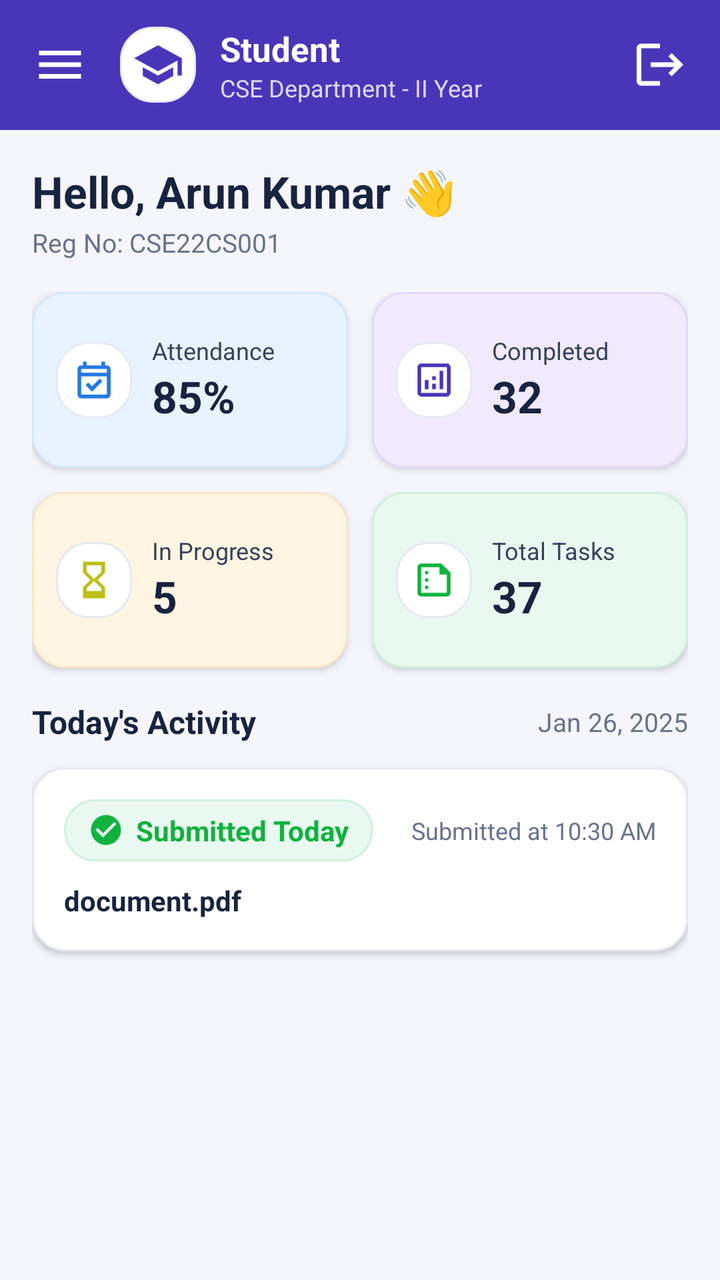
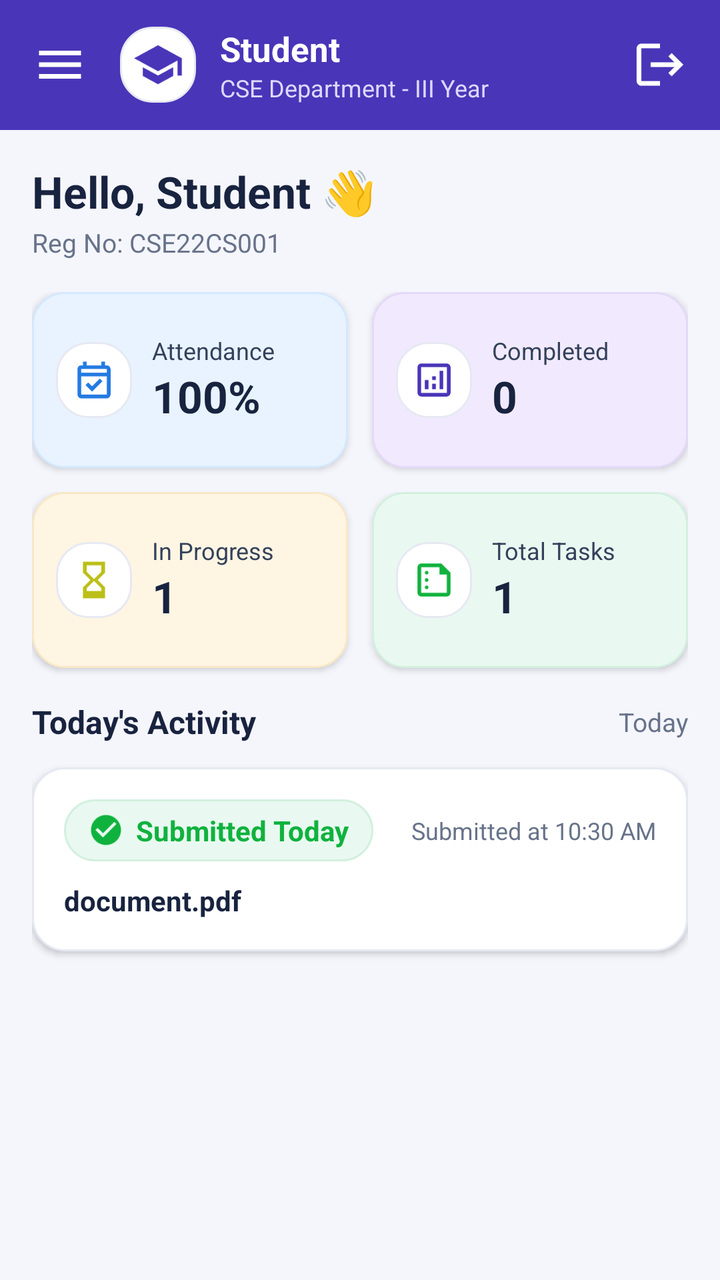

The first picture is an Android layout as it rendered before a commit; the second is the same layout after the commit. The layout source and the unified diff follow.
<!-- AndroidManifest.xml: application theme Theme.TrackPoint -->
<!-- res/layout/activity_student_dashboard.xml -->
<?xml version="1.0" encoding="utf-8"?>
<LinearLayout
    xmlns:android="http://schemas.android.com/apk/res/android"
    xmlns:app="http://schemas.android.com/apk/res-auto"
    android:layout_width="match_parent"
    android:layout_height="match_parent"
    android:orientation="vertical"
    android:background="#4935B8"
    android:fitsSystemWindows="true">

    
    <LinearLayout
        android:layout_width="match_parent"
        android:layout_height="65dp"
        android:orientation="horizontal"
        android:gravity="center_vertical"
        android:paddingStart="16dp"
        android:paddingEnd="16dp"
        android:background="#4935B8">

        <ImageView
            android:id="@+id/moreButton"
            android:layout_width="28dp"
            android:layout_height="28dp"
            android:src="@drawable/menu_symbol"
            android:scaleType="fitCenter"
            app:tint="@color/white"
            android:contentDescription="Menu"/>

        <ImageView
            android:layout_width="38dp"
            android:layout_height="38dp"
            android:layout_marginStart="16dp"
            android:padding="6dp"
            android:gravity="center"
            android:src="@drawable/student_admin_logo"
            app:tint="#4935B8"
            android:background="@drawable/action_card"
            android:contentDescription="Student Logo"/>

        <LinearLayout
            android:layout_width="0dp"
            android:layout_height="wrap_content"
            android:layout_weight="1"
            android:orientation="vertical"
            android:layout_marginStart="12dp">

            <TextView
                android:layout_width="wrap_content"
                android:layout_height="wrap_content"
                android:text="Student"
                android:textColor="@color/white"
                android:textSize="17sp"
                android:textStyle="bold"/>

            <TextView
                android:layout_width="wrap_content"
                android:layout_height="wrap_content"
                android:text="CSE Department - II Year"
                android:textColor="#DDD8FF"
                android:textSize="12sp"/>

        </LinearLayout>

        <ImageView
            android:id="@+id/notificationButton"
            android:layout_width="28dp"
            android:layout_height="28dp"
            android:src="@drawable/logout_symbol"
            android:scaleType="fitCenter"
            app:tint="@color/white"
            android:contentDescription="Logout"/>

    </LinearLayout>

    
    <ScrollView
        android:layout_width="match_parent"
        android:layout_height="0dp"
        android:layout_weight="1"
        android:fillViewport="true"
        android:background="#F5F6FC">

        <LinearLayout
            android:layout_width="match_parent"
            android:layout_height="wrap_content"
            android:orientation="vertical"
            android:padding="16dp">

            
            <LinearLayout
                android:layout_width="match_parent"
                android:layout_height="wrap_content"
                android:orientation="vertical"
                android:layout_marginBottom="16dp">

                <TextView
                    android:id="@+id/tvStudentGreeting"
                    android:layout_width="wrap_content"
                    android:layout_height="wrap_content"
                    android:text="Hello, Arun Kumar 👋"
                    android:textColor="#18233F"
                    android:textSize="22sp"
                    android:textStyle="bold"/>

                <TextView
                    android:id="@+id/tvStudentRegNo"
                    android:layout_width="wrap_content"
                    android:layout_height="wrap_content"
                    android:layout_marginTop="2dp"
                    android:text="Reg No: CSE22CS001"
                    android:textColor="#68738A"
                    android:textSize="13sp"/>

            </LinearLayout>

            
            <LinearLayout
                android:layout_width="match_parent"
                android:layout_height="wrap_content"
                android:orientation="horizontal">

                <LinearLayout
                    android:id="@+id/cardAttendance"
                    android:layout_width="0dp"
                    android:layout_height="88dp"
                    android:layout_weight="1"
                    android:layout_marginEnd="6dp"
                    android:layout_marginBottom="12dp"
                    android:orientation="horizontal"
                    android:gravity="center_vertical"
                    android:padding="12dp"
                    android:background="@drawable/card_blue"
                    android:elevation="2dp">

                    <ImageView
                        android:layout_width="38dp"
                        android:layout_height="38dp"
                        android:padding="8dp"
                        android:src="@drawable/attendance_symbol"
                        app:tint="#247AE3"
                        android:background="@drawable/action_card"/>

                    <LinearLayout
                        android:layout_width="wrap_content"
                        android:layout_height="wrap_content"
                        android:orientation="vertical"
                        android:layout_marginStart="10dp">

                        <TextView
                            android:layout_width="wrap_content"
                            android:layout_height="wrap_content"
                            android:text="Attendance"
                            android:textColor="#34415B"
                            android:textSize="12sp"/>

                        <TextView
                            android:id="@+id/tvStudentAttendance"
                            android:layout_width="wrap_content"
                            android:layout_height="wrap_content"
                            android:text="85%"
                            android:textColor="#18233F"
                            android:textSize="22sp"
                            android:textStyle="bold"/>

                    </LinearLayout>
                </LinearLayout>

                <LinearLayout
                    android:id="@+id/cardCompleted"
                    android:layout_width="0dp"
                    android:layout_height="88dp"
                    android:layout_weight="1"
                    android:layout_marginStart="6dp"
                    android:layout_marginBottom="12dp"
                    android:orientation="horizontal"
                    android:gravity="center_vertical"
                    android:padding="12dp"
                    android:background="@drawable/card_purple"
                    android:elevation="2dp">

                    <ImageView
                        android:layout_width="38dp"
                        android:layout_height="38dp"
                        android:padding="8dp"
                        android:src="@drawable/progress_symbol"
                        app:tint="#4935B8"
                        android:background="@drawable/action_card"/>

                    <LinearLayout
                        android:layout_width="wrap_content"
                        android:layout_height="wrap_content"
                        android:orientation="vertical"
                        android:layout_marginStart="10dp">

                        <TextView
                            android:layout_width="wrap_content"
                            android:layout_height="wrap_content"
                            android:text="Completed"
                            android:textColor="#34415B"
                            android:textSize="12sp"/>

                        <TextView
                            android:id="@+id/tvCompletedTasks"
                            android:layout_width="wrap_content"
                            android:layout_height="wrap_content"
                            android:text="32"
                            android:textColor="#18233F"
                            android:textSize="22sp"
                            android:textStyle="bold"/>

                    </LinearLayout>
                </LinearLayout>

            </LinearLayout>

            
            <LinearLayout
                android:layout_width="match_parent"
                android:layout_height="wrap_content"
                android:orientation="horizontal">

                <LinearLayout
                    android:id="@+id/cardInProgress"
                    android:layout_width="0dp"
                    android:layout_height="88dp"
                    android:layout_weight="1"
                    android:layout_marginEnd="6dp"
                    android:layout_marginBottom="16dp"
                    android:orientation="horizontal"
                    android:gravity="center_vertical"
                    android:padding="12dp"
                    android:background="@drawable/card_yellow"
                    android:elevation="2dp">

                    <ImageView
                        android:layout_width="38dp"
                        android:layout_height="38dp"
                        android:padding="8dp"
                        android:src="@drawable/hourglass_symbol"
                        app:tint="#BCBF17"
                        android:background="@drawable/action_card"/>

                    <LinearLayout
                        android:layout_width="wrap_content"
                        android:layout_height="wrap_content"
                        android:orientation="vertical"
                        android:layout_marginStart="10dp">

                        <TextView
                            android:layout_width="wrap_content"
                            android:layout_height="wrap_content"
                            android:text="In Progress"
                            android:textColor="#34415B"
                            android:textSize="12sp"/>

                        <TextView
                            android:id="@+id/tvInProgressTasks"
                            android:layout_width="wrap_content"
                            android:layout_height="wrap_content"
                            android:text="5"
                            android:textColor="#18233F"
                            android:textSize="22sp"
                            android:textStyle="bold"/>

                    </LinearLayout>
                </LinearLayout>

                <LinearLayout
                    android:id="@+id/cardTotalTasks"
                    android:layout_width="0dp"
                    android:layout_height="88dp"
                    android:layout_weight="1"
                    android:layout_marginStart="6dp"
                    android:layout_marginBottom="16dp"
                    android:orientation="horizontal"
                    android:gravity="center_vertical"
                    android:padding="12dp"
                    android:background="@drawable/card_green"
                    android:elevation="2dp">

                    <ImageView
                        android:layout_width="38dp"
                        android:layout_height="38dp"
                        android:padding="8dp"
                        android:src="@drawable/reports_symbol"
                        app:tint="#10B23E"
                        android:background="@drawable/action_card"/>

                    <LinearLayout
                        android:layout_width="wrap_content"
                        android:layout_height="wrap_content"
                        android:orientation="vertical"
                        android:layout_marginStart="10dp">

                        <TextView
                            android:layout_width="wrap_content"
                            android:layout_height="wrap_content"
                            android:text="Total Tasks"
                            android:textColor="#34415B"
                            android:textSize="12sp"/>

                        <TextView
                            android:id="@+id/tvTotalTasks"
                            android:layout_width="wrap_content"
                            android:layout_height="wrap_content"
                            android:text="37"
                            android:textColor="#18233F"
                            android:textSize="22sp"
                            android:textStyle="bold"/>

                    </LinearLayout>
                </LinearLayout>

            </LinearLayout>

            
            <LinearLayout
                android:layout_width="match_parent"
                android:layout_height="wrap_content"
                android:orientation="horizontal"
                android:gravity="center_vertical"
                android:layout_marginBottom="12dp">

                <TextView
                    android:layout_width="0dp"
                    android:layout_height="wrap_content"
                    android:layout_weight="1"
                    android:text="Today's Activity"
                    android:textColor="#18233F"
                    android:textSize="16sp"
                    android:textStyle="bold"/>

                <TextView
                    android:id="@+id/tvTodayDate"
                    android:layout_width="wrap_content"
                    android:layout_height="wrap_content"
                    android:text="Jan 26, 2025"
                    android:textColor="#68738A"
                    android:textSize="13sp"/>

            </LinearLayout>

            
            <LinearLayout
                android:id="@+id/cardTodayActivityStatus"
                android:layout_width="match_parent"
                android:layout_height="wrap_content"
                android:orientation="vertical"
                android:padding="16dp"
                android:background="@drawable/action_card"
                android:elevation="2dp"
                android:clickable="true"
                android:focusable="true">

                <LinearLayout
                    android:layout_width="match_parent"
                    android:layout_height="wrap_content"
                    android:orientation="horizontal"
                    android:gravity="center_vertical">

                    <LinearLayout
                        android:id="@+id/layoutDashboardStatusBadge"
                        android:layout_width="wrap_content"
                        android:layout_height="wrap_content"
                        android:orientation="horizontal"
                        android:gravity="center_vertical"
                        android:paddingStart="12dp"
                        android:paddingEnd="12dp"
                        android:paddingTop="6dp"
                        android:paddingBottom="6dp"
                        android:background="@drawable/card_green">

                        <ImageView
                            android:id="@+id/imgDashboardStatusIcon"
                            android:layout_width="18dp"
                            android:layout_height="18dp"
                            android:src="@drawable/check_circle_symbol"
                            app:tint="#10B23E"
                            android:contentDescription="Status Icon"/>

                        <TextView
                            android:id="@+id/tvDashboardStatusTitle"
                            android:layout_width="wrap_content"
                            android:layout_height="wrap_content"
                            android:layout_marginStart="6dp"
                            android:text="Submitted Today"
                            android:textColor="#10B23E"
                            android:textSize="14sp"
                            android:textStyle="bold"/>

                    </LinearLayout>

                    <TextView
                        android:id="@+id/tvDashboardSubmitTime"
                        android:layout_width="0dp"
                        android:layout_height="wrap_content"
                        android:layout_weight="1"
                        android:layout_marginStart="10dp"
                        android:text="Submitted at 10:30 AM"
                        android:textColor="#68738A"
                        android:textSize="12sp"
                        android:gravity="end"/>

                </LinearLayout>

                <TextView
                    android:id="@+id/tvDashboardFileName"
                    android:layout_width="match_parent"
                    android:layout_height="wrap_content"
                    android:layout_marginTop="10dp"
                    android:text="document.pdf"
                    android:textColor="#18233F"
                    android:textSize="14sp"
                    android:textStyle="bold"
                    android:maxLines="1"
                    android:ellipsize="end"/>

            </LinearLayout>

        </LinearLayout>

    </ScrollView>

</LinearLayout>
<!-- resources referenced by this layout -->
<resources>
  <color name="white">#FFFFFFFF</color>
  <!-- drawable action_card (drawable) -->
  <shape xmlns:android="http://schemas.android.com/apk/res/android">
      <solid android:color="#FFFFFF"/>
      <stroke android:width="1dp" android:color="#E6E9F2"/>
      <corners android:radius="16dp"/>
  </shape>
  <!-- drawable card_blue (drawable) -->
  <shape xmlns:android="http://schemas.android.com/apk/res/android">
      <solid android:color="#E8F3FF"/>
      <stroke android:width="1dp" android:color="#D4E8FF"/>
      <corners android:radius="16dp"/>
  </shape>
  <!-- drawable card_green (drawable) -->
  <shape xmlns:android="http://schemas.android.com/apk/res/android">
      <solid android:color="#E9F9F1"/>
      <stroke android:width="1dp" android:color="#D3F0DF"/>
      <corners android:radius="16dp"/>
  </shape>
  <!-- drawable card_purple (drawable) -->
  <shape xmlns:android="http://schemas.android.com/apk/res/android">
      <solid android:color="#F1EAFE"/>
      <stroke android:width="1dp" android:color="#E5D9FA"/>
      <corners android:radius="16dp"/>
  </shape>
  <!-- drawable card_yellow (drawable) -->
  <shape xmlns:android="http://schemas.android.com/apk/res/android">
      <solid android:color="#FFF5E3"/>
      <stroke android:width="1dp" android:color="#F8E8C8"/>
      <corners android:radius="16dp"/>
  </shape>
  <!-- drawable check_circle_symbol (drawable) -->
  <vector xmlns:android="http://schemas.android.com/apk/res/android"
      android:width="24dp"
      android:height="24dp"
      android:viewportWidth="24"
      android:viewportHeight="24"
      android:tint="#000000">
      <path
          android:fillColor="@android:color/white"
          android:pathData="M12,2C6.48,2 2,6.48 2,12s4.48,10 10,10 10,-4.48 10,-10S17.52,2 12,2zM10,17l-5,-5 1.41,-1.41L10,14.17l7.59,-7.59L19,8l-9,9z"/>
  </vector>
  <!-- drawable hourglass_symbol (drawable) -->
  <vector xmlns:android="http://schemas.android.com/apk/res/android"
      android:width="24dp"
      android:height="24dp"
      android:viewportWidth="24"
      android:viewportHeight="24"
      android:tint="#000000">
      <path
          android:fillColor="@android:color/white"
          android:pathData="M6,2v6l4,4 -4,4v6h12v-6l-4,-4 4,-4V2H6zm10,14.5V18H8v-1.5l4,-4 4,4zM12,11.5L8,7.5V4h8v3.5l-4,4z"/>
  </vector>
  <!-- drawable logout_symbol (drawable) -->
  <vector xmlns:android="http://schemas.android.com/apk/res/android"
      android:width="24dp"
      android:height="24dp"
      android:viewportWidth="24"
      android:viewportHeight="24"
      android:tint="#000000">
      <path
          android:fillColor="@android:color/white"
          android:pathData="M17,7l-1.41,1.41L18.17,11H8v2h10.17l-2.58,2.58L17,17l5,-5zM4,5h8V3H4c-1.1,0 -2,0.9 -2,2v14c0,1.1 0.9,2 2,2h8v-2H4V5z"/>
  </vector>
  <!-- drawable menu_symbol (drawable) -->
  <vector xmlns:android="http://schemas.android.com/apk/res/android" android:height="24dp" android:tint="#000000" android:viewportHeight="24" android:viewportWidth="24" android:width="24dp">
        
      <path android:fillColor="@android:color/white" android:pathData="M3,18h18v-2L3,16v2zM3,13h18v-2L3,11v2zM3,6v2h18L21,6L3,6z"/>
      
  </vector>
  <!-- drawable student_admin_logo (drawable) -->
  <vector xmlns:android="http://schemas.android.com/apk/res/android" android:height="24dp" android:tint="#000000" android:viewportHeight="24" android:viewportWidth="24" android:width="24dp">
        
      <path android:fillColor="@android:color/white" android:pathData="M5,13.18v4L12,21l7,-3.82v-4L12,17l-7,-3.82zM12,3L1,9l11,6 9,-4.91V17h2V9L12,3z"/>
      
  </vector>
  <style name="Theme.TrackPoint" parent="Base.Theme.TrackPoint" />
  <style name="Base.Theme.TrackPoint" parent="Theme.Material3.DayNight.NoActionBar">
          
          
      </style>
  <!-- unchanged entries left out for length: 3 -->
</resources>

<!-- the commit's change to res/layout/activity_student_dashboard.xml (unified diff, before → after) -->
@@ -54,9 +54,10 @@
                 android:textStyle="bold"/>
 
             <TextView
+                android:id="@+id/tvHeaderSubDeptYear"
                 android:layout_width="wrap_content"
                 android:layout_height="wrap_content"
-                android:text="CSE Department - II Year"
+                android:text="CSE Department - III Year"
                 android:textColor="#DDD8FF"
                 android:textSize="12sp"/>
 
@@ -98,7 +99,7 @@
                     android:id="@+id/tvStudentGreeting"
                     android:layout_width="wrap_content"
                     android:layout_height="wrap_content"
-                    android:text="Hello, Arun Kumar 👋"
+                    android:text="Hello, Student 👋"
                     android:textColor="#18233F"
                     android:textSize="22sp"
                     android:textStyle="bold"/>
@@ -158,7 +159,7 @@
                             android:id="@+id/tvStudentAttendance"
                             android:layout_width="wrap_content"
                             android:layout_height="wrap_content"
-                            android:text="85%"
+                            android:text="100%"
                             android:textColor="#18233F"
                             android:textSize="22sp"
                             android:textStyle="bold"/>
@@ -204,7 +205,7 @@
                             android:id="@+id/tvCompletedTasks"
                             android:layout_width="wrap_content"
                             android:layout_height="wrap_content"
-                            android:text="32"
+                            android:text="0"
                             android:textColor="#18233F"
                             android:textSize="22sp"
                             android:textStyle="bold"/>
@@ -258,7 +259,7 @@
                             android:id="@+id/tvInProgressTasks"
                             android:layout_width="wrap_content"
                             android:layout_height="wrap_content"
-                            android:text="5"
+                            android:text="1"
                             android:textColor="#18233F"
                             android:textSize="22sp"
                             android:textStyle="bold"/>
@@ -304,7 +305,7 @@
                             android:id="@+id/tvTotalTasks"
                             android:layout_width="wrap_content"
                             android:layout_height="wrap_content"
-                            android:text="37"
+                            android:text="1"
                             android:textColor="#18233F"
                             android:textSize="22sp"
                             android:textStyle="bold"/>
@@ -335,7 +336,7 @@
                     android:id="@+id/tvTodayDate"
                     android:layout_width="wrap_content"
                     android:layout_height="wrap_content"
-                    android:text="Jan 26, 2025"
+                    android:text="Today"
                     android:textColor="#68738A"
                     android:textSize="13sp"/>
 
